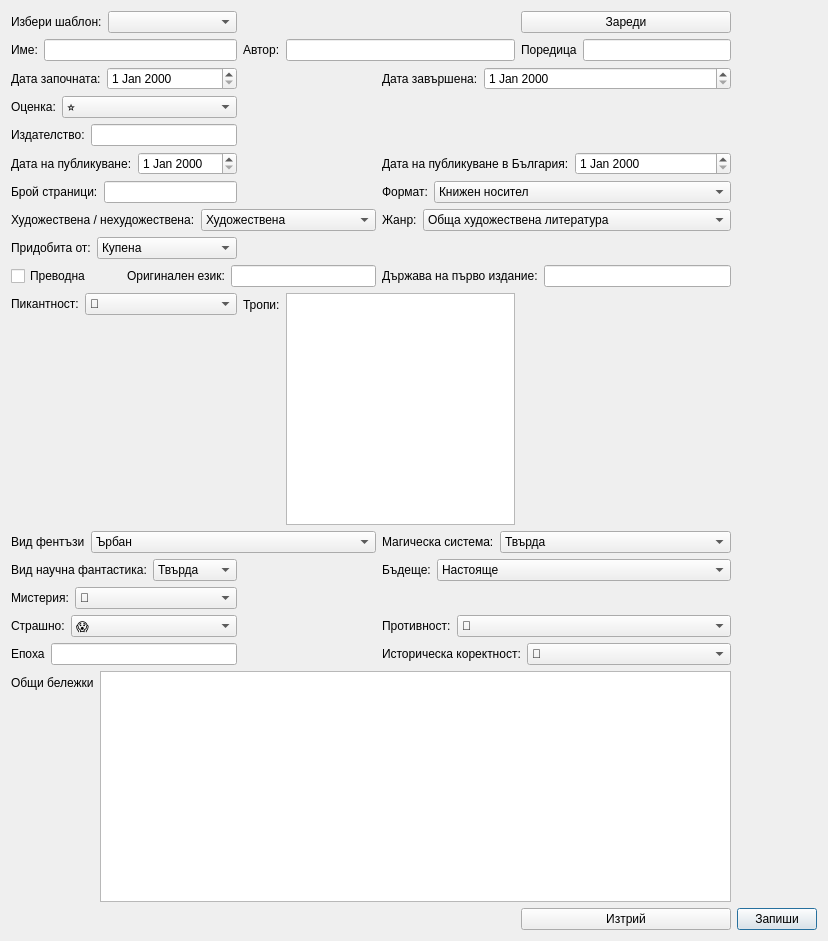
Qt form Readalot/createbook.ui (TanyaSeykova/Hackaton_2022) before a commit.
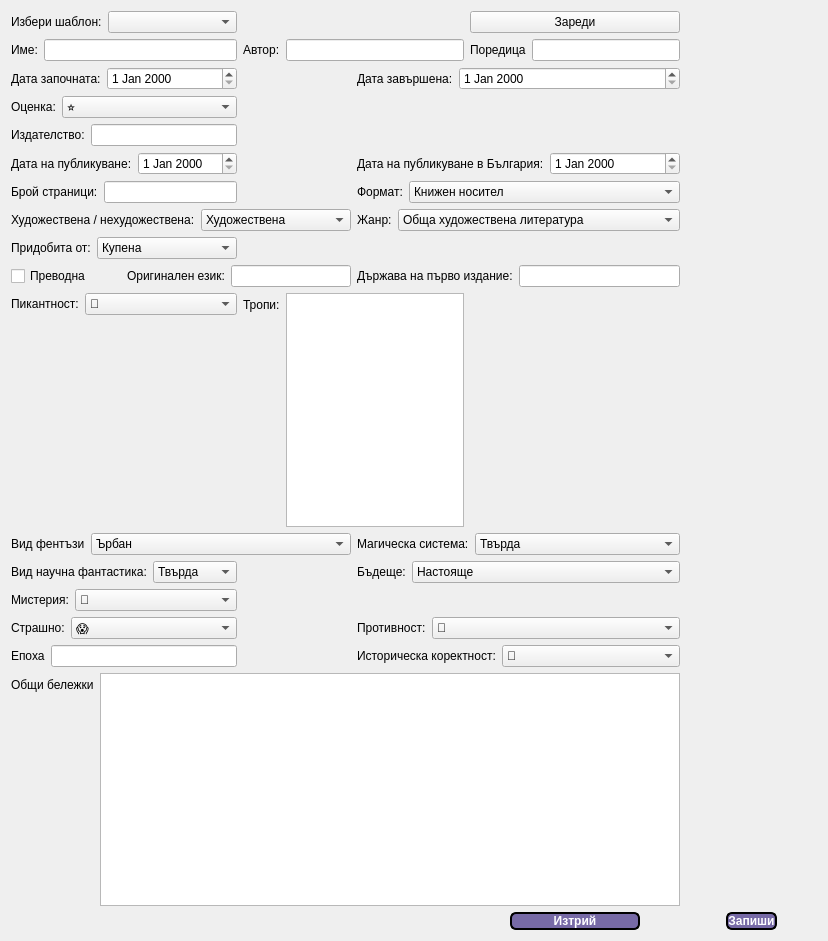
The same form after that commit.

The edit to the form file:
```diff
--- a/Readalot/createbook.ui
+++ b/Readalot/createbook.ui
@@ -892,6 +892,23 @@
    </item>
    <item row="17" column="5">
     <widget class="QPushButton" name="pushButtonSave">
+     <property name="styleSheet">
+      <string notr="true">QPushButton{
+	border-radius: 6px;
+	border-width: 2px;
+	background-color: rgb(119, 106, 166);
+	border-color: rgb(0,0,0);
+	border-style: solid;
+	color: rgb(255,255,255);
+	font-weight: bold;
+	font: 16pt &quot;Monotype Corsiva&quot;;
+	margin: 0 40px 0 40px;
+}
+QPushButton:hover{
+	background-color: rgb(212, 203, 242);
+	color: rgb(0,0,0);
+}</string>
+     </property>
      <property name="text">
       <string>Запиши</string>
      </property>
@@ -920,6 +937,23 @@
    </item>
    <item row="17" column="4">
     <widget class="QPushButton" name="pushButtonDelete">
+     <property name="styleSheet">
+      <string notr="true">QPushButton{
+	border-radius: 6px;
+	border-width: 2px;
+	background-color: rgb(119, 106, 166);
+	border-color: rgb(0,0,0);
+	border-style: solid;
+	color: rgb(255,255,255);
+	font-weight: bold;
+	font: 16pt &quot;Monotype Corsiva&quot;;
+	margin: 0 40px 0 40px;
+}
+QPushButton:hover{
+	background-color: rgb(212, 203, 242);
+	color: rgb(0,0,0);
+}</string>
+     </property>
      <property name="text">
       <string>Изтрий</string>
      </property>
```
